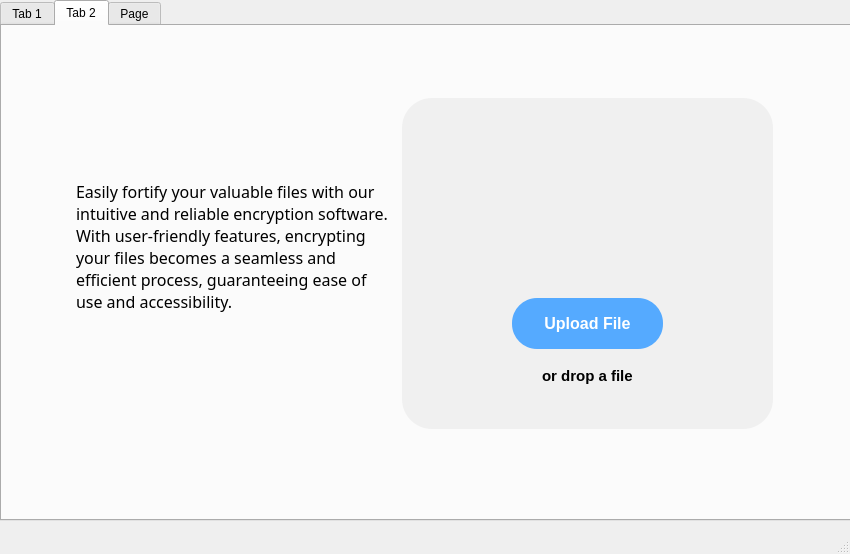
Before: the Qt Designer form ui/mainwindow.ui in edeniyanda/CipheredVV, drawn with Qt 5.
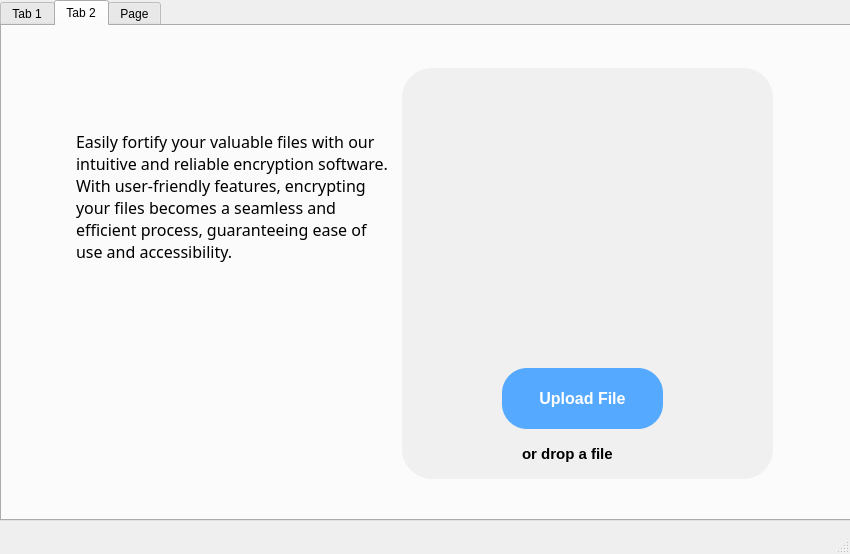
After: the same form once the commit is applied. Icons and pictures are not drawn.

Commit message: Code for Ecnryption Functionality and upade UI for windows 11

Diff of the .ui file:
```diff
--- a/ui/mainwindow.ui
+++ b/ui/mainwindow.ui
@@ -132,9 +132,9 @@
       <property name="geometry">
        <rect>
         <x>400</x>
-        <y>72</y>
+        <y>42</y>
         <width>371</width>
-        <height>331</height>
+        <height>411</height>
        </rect>
       </property>
       <property name="styleSheet">
@@ -152,10 +152,10 @@
       <widget class="QPushButton" name="uploadButton">
        <property name="geometry">
         <rect>
-         <x>110</x>
-         <y>200</y>
-         <width>151</width>
-         <height>51</height>
+         <x>100</x>
+         <y>300</y>
+         <width>161</width>
+         <height>61</height>
         </rect>
        </property>
        <property name="font">
@@ -186,10 +186,10 @@
       <widget class="QLabel" name="label">
        <property name="geometry">
         <rect>
-         <x>140</x>
-         <y>270</y>
-         <width>101</width>
-         <height>16</height>
+         <x>120</x>
+         <y>370</y>
+         <width>131</width>
+         <height>31</height>
         </rect>
        </property>
        <property name="font">
@@ -207,10 +207,10 @@
       <widget class="QLabel" name="label_2">
        <property name="geometry">
         <rect>
-         <x>50</x>
-         <y>10</y>
+         <x>40</x>
+         <y>0</y>
          <width>241</width>
-         <height>171</height>
+         <height>281</height>
         </rect>
        </property>
        <property name="text">
@@ -228,9 +228,9 @@
       <property name="geometry">
        <rect>
         <x>70</x>
-        <y>150</y>
+        <y>100</y>
         <width>321</width>
-        <height>221</height>
+        <height>311</height>
        </rect>
       </property>
       <property name="font">
```
Left out of the diff: 2 changed lines with no effect on the pictures. The commit also changes 4 other files.
